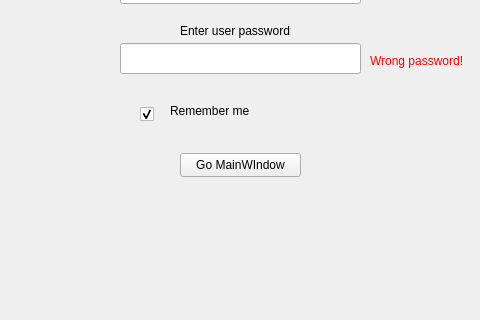
AlexMNK/dyplom-gym, file frontend/gym_frontend/login/login.ui: the form before one commit; both pictures show x 150 to 630 and y 147 to 467 of the 800 by 600 pixel window.
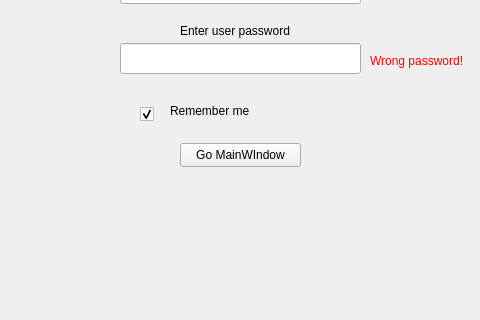
The form after the commit.

What changed in the file:
```diff
--- a/frontend/gym_frontend/login/login.ui
+++ b/frontend/gym_frontend/login/login.ui
@@ -36,7 +36,7 @@
     <property name="geometry">
      <rect>
       <x>330</x>
-      <y>300</y>
+      <y>290</y>
       <width>121</width>
       <height>24</height>
      </rect>
```
